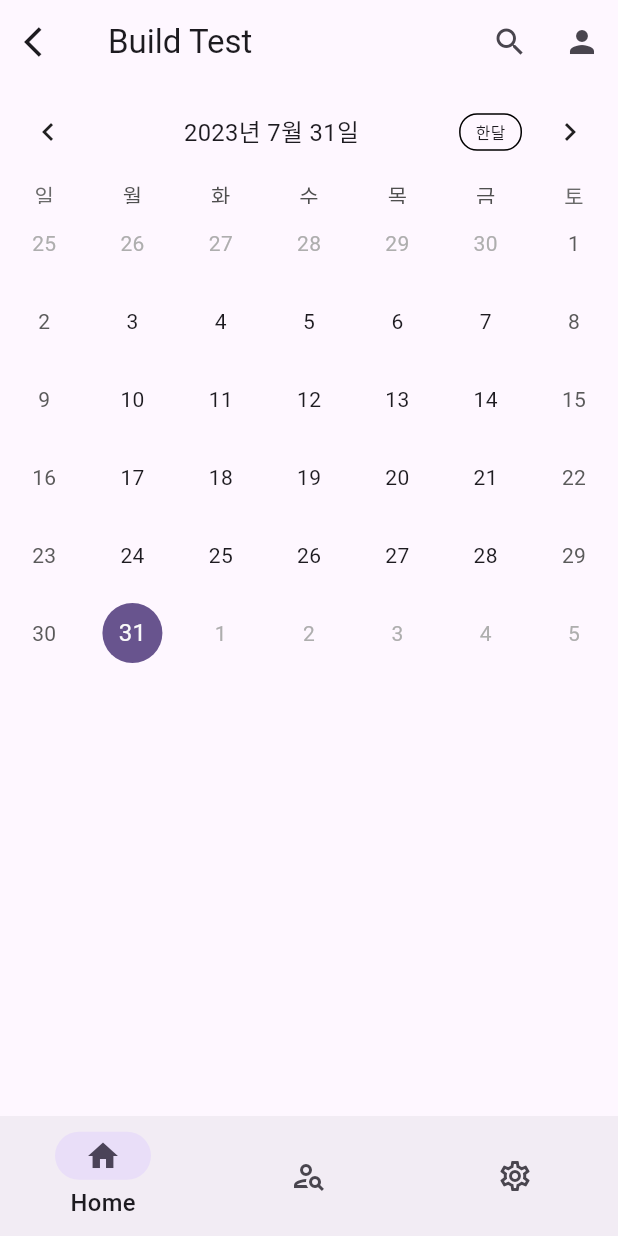
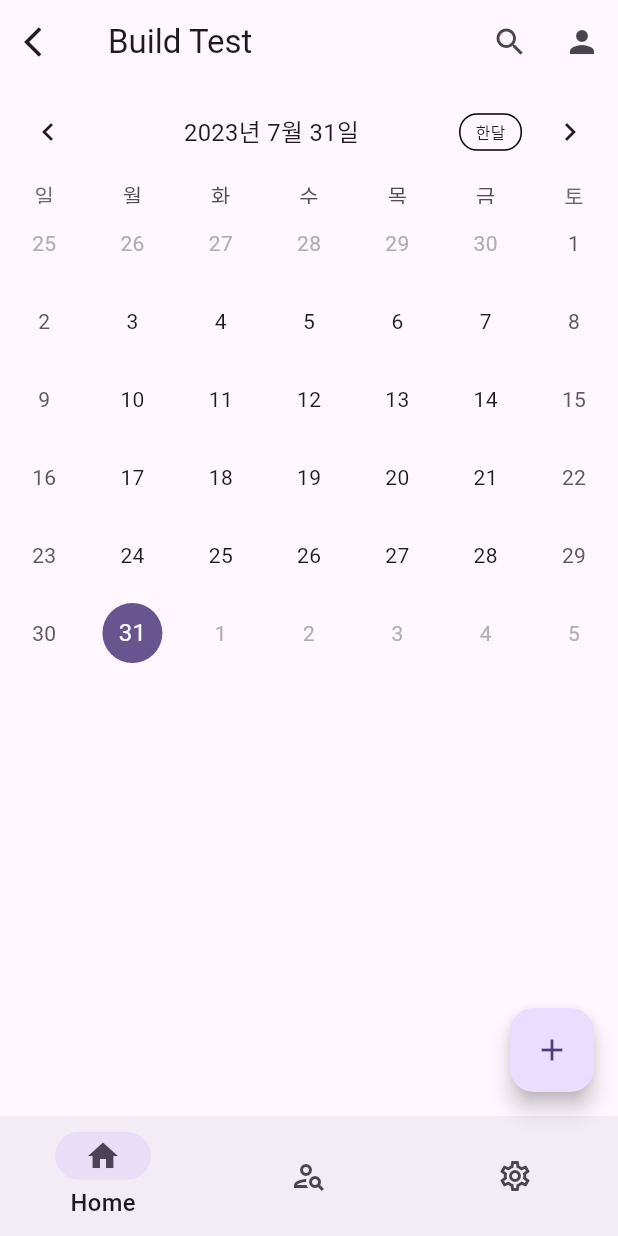
Before and after one commit to devDavidLee/GoalTracker, a Flutter app: the screen it shows after launch, on a phone screen of 412 x 824 dp. Run offline on Flutter 3.47's test engine with Material 2 defaults, Android fonts, the phone set to English and light mode, and no system bars; drawn by our look-alikes of table_calendar; our stand-ins replace flutter_screenutil.

Commit message:
플로팅 버튼 추가, 세부 요소 조정

```diff
--- a/lib/Pages/HomePage.dart
+++ b/lib/Pages/HomePage.dart
@@ -36,7 +36,8 @@ class _HomePage extends State<HomePage> {
               formatButtonShowsNext: false,
               formatButtonTextStyle: TextStyle(
                 color: Theme.of(context).colorScheme.onBackground,
-                fontSize: 10.sp,
+                fontSize:
+                    MediaQuery.of(context).size.width < 640 ? 10.sp : 6.sp,
                 fontWeight: FontWeight.normal,
               ),
               titleCentered: true,
@@ -44,7 +45,8 @@ class _HomePage extends State<HomePage> {
                   DateFormat.yMMMd(locale).format(date),
               titleTextStyle: TextStyle(
                 color: Theme.of(context).colorScheme.onBackground,
-                fontSize: 15.sp,
+                fontSize:
+                    MediaQuery.of(context).size.width < 640 ? 15.sp : 8.sp,
                 fontWeight: FontWeight.normal,
               ),
             ),
@@ -58,8 +60,8 @@ class _HomePage extends State<HomePage> {
                 shape: BoxShape.circle,
               ),
               todayTextStyle: TextStyle(
-                  color: Theme.of(context).colorScheme.onBackground,
-                  fontWeight: FontWeight.bold),
+                color: Theme.of(context).colorScheme.onBackground,
+              ),
             ),
             onDaySelected: (DateTime selectedDay, DateTime focusedDay) {
               // 선택된 날짜의 상태를 갱신
@@ -80,6 +82,7 @@ class _HomePage extends State<HomePage> {
             },
             formatAnimationCurve: Curves.easeInOutCubic,
             formatAnimationDuration: Duration(milliseconds: 800),
+            availableGestures: AvailableGestures.horizontalSwipe,
             onFormatChanged: (CalendarFormat format) {
               setState(() {
                 this.format = format;
--- a/lib/main.dart
+++ b/lib/main.dart
@@ -170,6 +170,10 @@ class _MainPage extends State<MainPage> {
           ),
         ],
       ),
+      floatingActionButton: FloatingActionButton(
+        onPressed: () {},
+        child: Icon(Icons.add),
+      ),
     );
   }
 }
```
